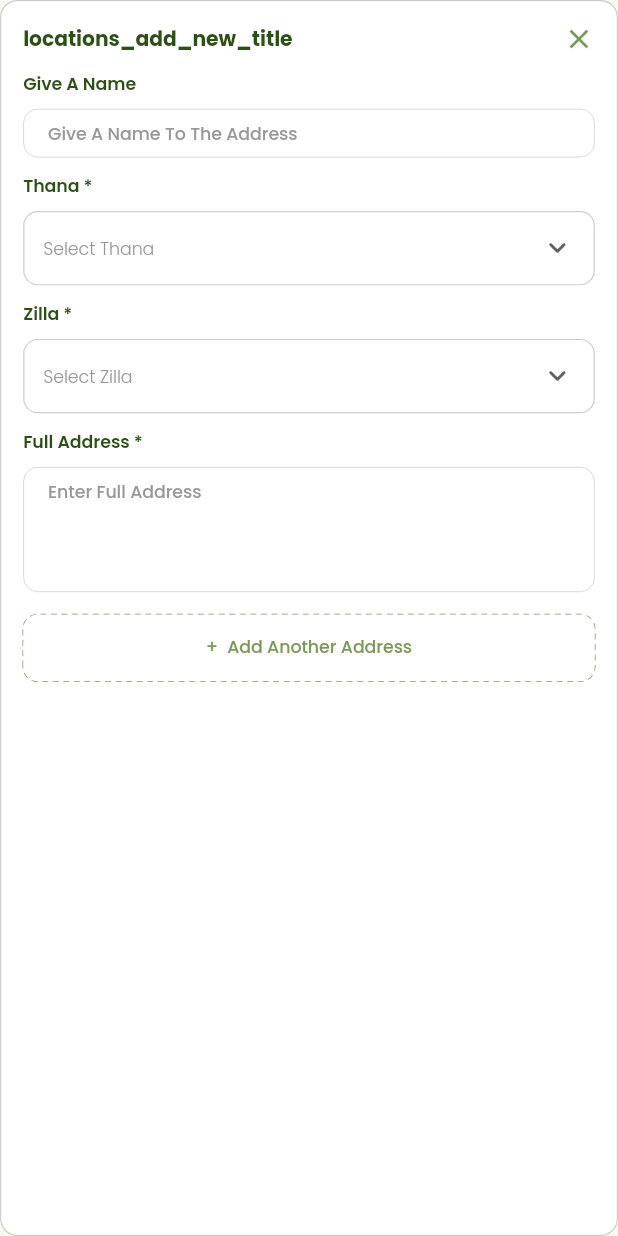
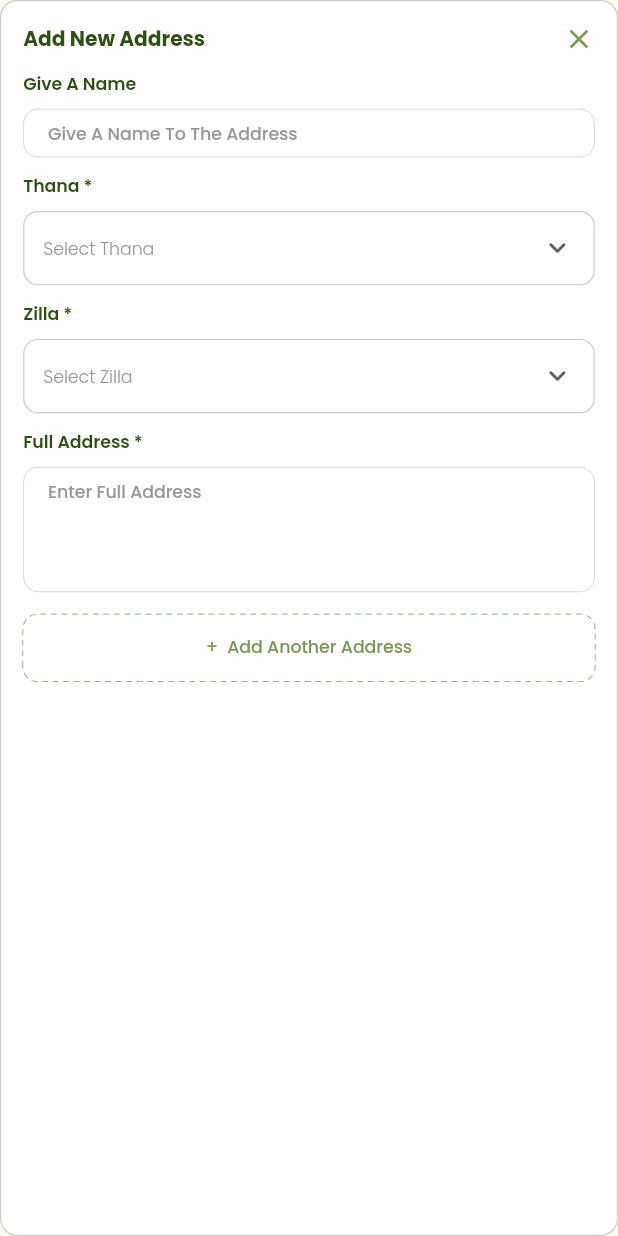
Before and after one commit to AminulSagor/influencer_app, a Flutter app: the _AddLocationForm widget shown alone on an empty page, opened directly with empty values, on a phone screen of 412 x 824 dp. Run offline on Flutter 3.47's test engine with Material 3 defaults, Android fonts, the light colour scheme and no system bars; drawn by our look-alikes of dotted_border; our stand-ins replace dio, file_picker, fl_chart, flutter_screenutil, get, image_picker and 3 more; accounts and stored records are empty; network calls fail.

Commit message:
minor fixes

```diff
--- a/lib/modules/influencer/models/influencer_profile_model.dart
+++ b/lib/modules/influencer/models/influencer_profile_model.dart
@@ -98,8 +98,10 @@ class InfluencerProfile {
       nidNumber: json['nidNumber'] as String?,
       nidFrontImg: json['nidFrontImg'] as String?,
       nidBackImg: json['nidBackImg'] as String?,
-      nidVerification: json['nidVerification'] != null
-          ? NidVerificationStatus.fromJson(json['nidVerification'])
+      nidVerification: json['nidVerification'] is Map<String, dynamic>
+          ? NidVerificationStatus.fromJson(
+              json['nidVerification'] as Map<String, dynamic>,
+            )
           : null,
       profileImg: json['profileImg'] as String?,
       isOnboardingComplete:
--- a/lib/modules/shared/profile/profile_controller.dart
+++ b/lib/modules/shared/profile/profile_controller.dart
@@ -2434,6 +2434,7 @@ class ProfileController extends GetxController {
       if (result.isSuccess && result.data != null) {
         influencerProfile.value = result.data;
         _populateFromInfluencerProfile(result.data!);
+        await _fetchProfileData();
       } else {
         Get.snackbar('Error', result.error ?? 'Failed to save location');
         return;
--- a/lib/modules/shared/profile/widgets/locations_section_card.dart
+++ b/lib/modules/shared/profile/widgets/locations_section_card.dart
@@ -201,7 +201,7 @@ class _AddLocationForm extends StatelessWidget {
           Row(
             children: [
               Text(
-                'locations_add_new_title'
+                'locations_add_new'
                     .tr, // "Add New Address" / "নতুন ঠিকানা যোগ করুন"
                 style: TextStyle(
                   fontSize: 14.sp,
```
Also changed, not shown: lib/modules/influencer/services/influencer_profile_service.dart (+8 -6 lines).
